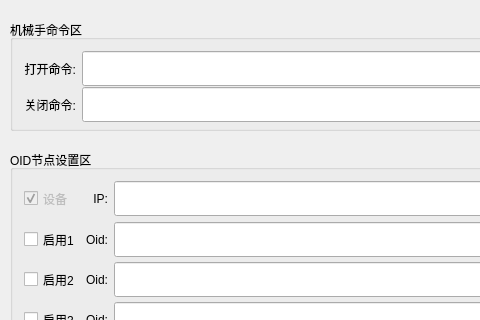
First picture: the form in PlugTest/mainwindow.ui, repository ChinaClever/PlugTest, before the edit; both pictures show x 0 to 480 and y 0 to 320 of the 820 by 600 pixel window.
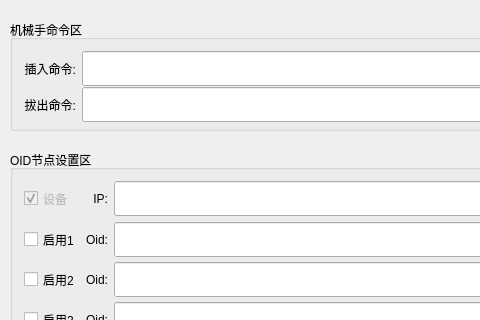
Second picture: the form after the edit.

What changed in the file:
```diff
--- a/PlugTest/mainwindow.ui
+++ b/PlugTest/mainwindow.ui
@@ -42,7 +42,7 @@
         </size>
        </property>
        <property name="text">
-        <string>打开命令:</string>
+        <string>插入命令:</string>
        </property>
        <property name="alignment">
         <set>Qt::AlignRight|Qt::AlignTrailing|Qt::AlignVCenter</set>
@@ -74,7 +74,7 @@
         </size>
        </property>
        <property name="text">
-        <string>关闭命令:</string>
+        <string>拔出命令:</string>
        </property>
        <property name="alignment">
         <set>Qt::AlignRight|Qt::AlignTrailing|Qt::AlignVCenter</set>
```
Left out of the diff: 2 changed lines with no effect on the pictures.
